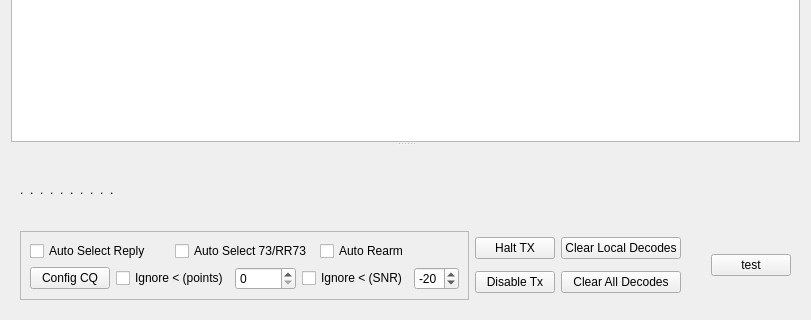
The window that mqt/MqtLogger/WsjtxFrame.ui (Rsclub22/Minos2-Mirror) describes before a commit, drawn with Qt 5; both pictures show x 0 to 811 and y 166 to 486 of the 811 by 486 pixel window.
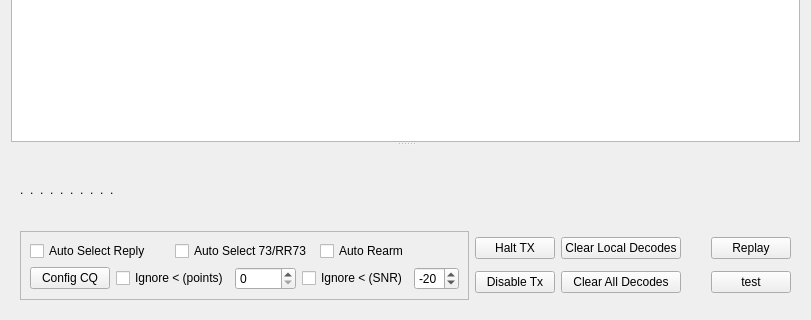
The same window after the commit. Custom widgets are drawn as their Qt base class.

Commit message: record/replay WSJT-X UDP stream

What changed in the file:
```diff
--- a/mqt/MqtLogger/WsjtxFrame.ui
+++ b/mqt/MqtLogger/WsjtxFrame.ui
@@ -16,7 +16,7 @@
   <property name="autoFillBackground">
    <bool>true</bool>
   </property>
-  <layout class="QVBoxLayout" name="verticalLayout_3">
+  <layout class="QVBoxLayout" name="verticalLayout_3" stretch="1,0">
    <item>
     <widget class="QLabel" name="label">
      <property name="sizePolicy">
@@ -89,7 +89,7 @@
          <verstretch>0</verstretch>
         </sizepolicy>
        </property>
-       <layout class="QVBoxLayout" name="verticalLayout_5">
+       <layout class="QVBoxLayout" name="verticalLayout_6">
         <item>
          <layout class="QHBoxLayout" name="horizontalLayout_4">
           <property name="sizeConstraint">
@@ -308,8 +308,6 @@
            </widget>
           </item>
           <item>
-           <layout class="QHBoxLayout" name="horizontalLayout_6">
-            <item>
              <layout class="QVBoxLayout" name="verticalLayout_2">
               <item>
                <widget class="QPushButton" name="halt_tx_button_">
@@ -369,6 +367,15 @@
                </size>
               </property>
              </spacer>
+          </item>
+          <item>
+           <layout class="QVBoxLayout" name="verticalLayout_5">
+            <item>
+             <widget class="QPushButton" name="pushButton">
+              <property name="text">
+               <string>Replay</string>
+              </property>
+             </widget>
             </item>
             <item>
              <widget class="QPushButton" name="testButton">
```
Lines whose indentation alone changed are shown as unchanged. The commit also changes 16 other files.
